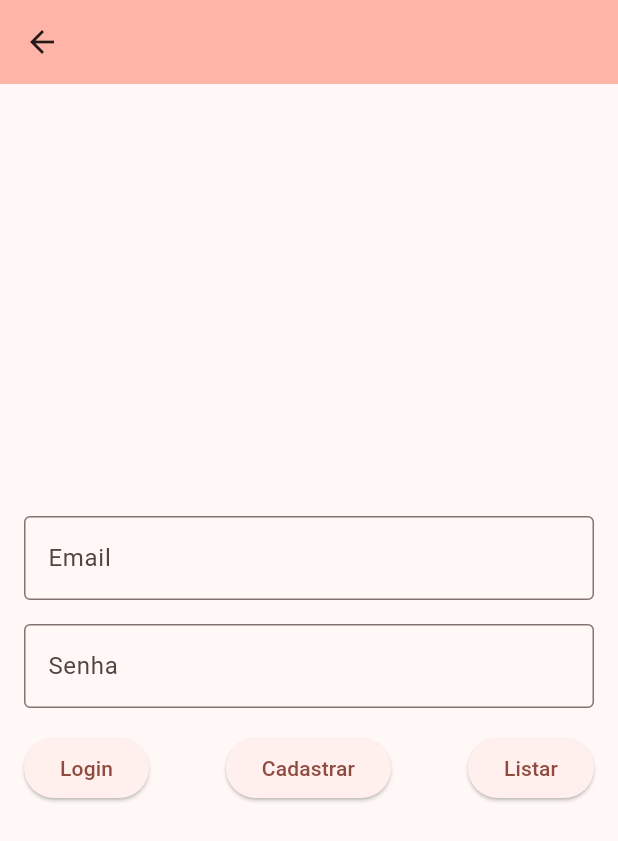
After one commit to guilherme-momolli/controle_patrimonial_mobile, a Flutter app: the screen it shows after launch, after a tap on "Login", on a phone screen of 412 x 824 dp. The commit adds this screen. Shown: the top 841 px of the screen. Run offline on Flutter 3.47's test engine with Material 2 defaults, Android fonts, the phone set to English and light mode, and no system bars; our stand-ins replace dio, font_awesome_flutter; network calls fail.

Commit message:
criação de tela de login e main_home

```diff
--- a/lib/GlobalDioConfig.dart
+++ b/lib/GlobalDioConfig.dart
@@ -4,7 +4,7 @@ class GlobalDioConfig {
   static final Dio _instance = Dio();
 
   static void configureDio() {
-    _instance.options.baseUrl = 'http://192.168.0.116:8080';
+    _instance.options.baseUrl = 'http://192.168.0.117:8080';
     _instance.options.headers["Access-Control-Allow-Origin"] = "*";
     _instance.options.headers["Access-Control-Allow-Credentials"] = true;
     _instance.options.headers["Access-Control-Allow-Headers"] =
--- /dev/null
+++ b/lib/login.dart
@@ -0,0 +1,117 @@
+import 'package:flutter/material.dart';
+import 'package:dio/dio.dart';
+import 'package:controle_patrimonial/GlobalDioConfig.dart';
+
+class LoginScreen extends StatefulWidget {
+  const LoginScreen({Key? key}) : super(key: key);
+
+  @override
+  _LoginScreenState createState() => _LoginScreenState();
+}
+
+class _LoginScreenState extends State<LoginScreen> {
+  final TextEditingController _emailController = TextEditingController();
+  final TextEditingController _senhaController = TextEditingController();
+
+  late Dio _dio;
+
+  @override
+  void initState() {
+    super.initState();
+    _dio = GlobalDioConfig.instance;
+  }
+
+  @override
+  void dispose() {
+    _emailController.dispose();
+    _senhaController.dispose();
+    _dio.close();
+    super.dispose();
+  }
+
+  Future<bool> _login() async {
+    String email = _emailController.text;
+    String senha = _senhaController.text;
+    try {
+      var response = await _dio
+          .post('/usuario/login', data: {'email': email, 'senha': senha});
+      if (response.statusCode == 200) {
+        print('Login bem sucedido.');
+        return true;
+      } else {
+        print('Falha no login: ${response.statusCode}');
+        return false;
+      }
+    } catch (e) {
+      print(e);
+      return false;
+    }
+  }
+
+  @override
+  Widget build(BuildContext context) {
+    return Scaffold(
+      appBar: AppBar(
+        backgroundColor: Theme.of(context).colorScheme.inversePrimary,
+      ),
+      body: Padding(
+        padding: const EdgeInsets.all(16.0),
+        child: Column(
+          mainAxisAlignment: MainAxisAlignment.center,
+          children: <Widget>[
+            TextField(
+              controller: _emailController,
+              decoration: InputDecoration(
+                labelText: 'Email',
+                hintText: 'Digite seu email',
+                border: OutlineInputBorder(),
+              ),
+            ),
+            const SizedBox(height: 16),
+            TextField(
+              controller: _senhaController,
+              decoration: InputDecoration(
+                labelText: 'Senha',
+                hintText: 'Digite sua senha',
+                border: OutlineInputBorder(),
+              ),
+              obscureText: true,
+            ),
+            const SizedBox(height: 16),
+            Row(
+              mainAxisAlignment: MainAxisAlignment.spaceAround,
+              children: [
+                ElevatedButton(
+                  onPressed: () async {
+                    bool loginSuccess = await _login();
+                    if (loginSuccess) {
+                      Navigator.pushNamed(context, '/main_home');
+                    } else {
+                      ScaffoldMessenger.of(context).showSnackBar(
+                          const SnackBar(content: Text('Falha no login')));
+                    }
+                  },
+                  child: const Text('Login'),
+                ),
+                Spacer(),
+                ElevatedButton(
+                  onPressed: () {
+                    Navigator.pushNamed(context, '/create_usuario');
+                  },
+                  child: const Text('Cadastrar'),
+                ),
+                Spacer(), // Adiciona outro Spacer para ocupar o máximo de espaço disponível
+                ElevatedButton(
+                  onPressed: () {
+                    Navigator.pushNamed(context, '/list_usuario');
+                  },
+                  child: const Text('Listar'),
+                ),
+              ],
+            ),
+          ],
+        ),
+      ),
+    );
+  }
+}
--- a/lib/main.dart
+++ b/lib/main.dart
@@ -1,8 +1,9 @@
 import 'package:controle_patrimonial/list_hardware.dart';
 import 'package:controle_patrimonial/list_usuario.dart';
+import 'package:controle_patrimonial/login.dart';
+import 'package:controle_patrimonial/main_home.dart';
 import 'package:controle_patrimonial/update_usuario.dart';
 import 'package:flutter/material.dart';
-import 'package:dio/dio.dart';
 import 'package:controle_patrimonial/create_usuario.dart';
 import 'package:controle_patrimonial/GlobalDioConfig.dart';
 
@@ -19,15 +20,18 @@ class MyApp extends StatelessWidget {
     return MaterialApp(
       title: 'Controle Patrimonial',
       theme: ThemeData(
-        colorScheme: ColorScheme.fromSeed(seedColor: Colors.deepPurple),
+        colorScheme:
+            ColorScheme.fromSeed(seedColor: Color.fromARGB(255, 255, 0, 0)),
         useMaterial3: true,
       ),
       home: const MyHomePage(title: 'Controle Patrimonial'),
       routes: {
+        '/login': (context) => LoginScreen(),
         '/list_usuario': (context) => ListarUsuarioScreen(),
         '/list_hardware': (context) => ListarHardwareScreen(),
         '/create_usuario': (context) => CreateUsuarioScreen(),
-        '/update_usuario': (context) => UpdateUsuarioScreen()
+        '/update_usuario': (context) => UpdateUsuarioScreen(),
+        '/main_home': (context) => MainHomeScreen()
       },
     );
   }
@@ -43,42 +47,9 @@ class MyHomePage extends StatefulWidget {
 }
 
 class _MyHomePageState extends State<MyHomePage> {
-  final TextEditingController _emailController = TextEditingController();
-  final TextEditingController _senhaController = TextEditingController();
-
-  late Dio _dio;
-
   @override
   void initState() {
     super.initState();
-    _dio = GlobalDioConfig.instance;
-  }
-
-  @override
-  void dispose() {
-    _emailController.dispose();
-    _senhaController.dispose();
-    _dio.close();
-    super.dispose();
-  }
-
-  Future<bool> _login() async {
-    String email = _emailController.text;
-    String senha = _senhaController.text;
-    try {
-      var response = await _dio
-          .post('/usuario/login', data: {'email': email, 'senha': senha});
-      if (response.statusCode == 200) {
-        print('Login bem sucedido.');
-        return true;
-      } else {
-        print('Falha no login: ${response.statusCode}');
-        return false;
-      }
-    } catch (e) {
-      print(e);
-      return false;
-    }
   }
 
   @override
@@ -93,50 +64,28 @@ class _MyHomePageState extends State<MyHomePage> {
         child: Column(
           mainAxisAlignment: MainAxisAlignment.center,
           children: <Widget>[
-            TextField(
-              controller: _emailController,
-              decoration: InputDecoration(
-                labelText: 'Email',
-                hintText: 'Digite seu email',
-                border: OutlineInputBorder(),
-              ),
-            ),
-            SizedBox(height: 16),
-            TextField(
-              controller: _senhaController,
-              decoration: InputDecoration(
-                labelText: 'Senha',
-                hintText: 'Digite sua senha',
-                border: OutlineInputBorder(),
-              ),
-              obscureText: true,
-            ),
-            SizedBox(height: 16),
-            ElevatedButton(
-              onPressed: () async {
-                bool loginSuccess = await _login();
-                if (loginSuccess) {
-                  Navigator.pushNamed(context, '/list_hardware');
-                } else {
-                  ScaffoldMessenger.of(context)
-                      .showSnackBar(SnackBar(content: Text('Falha no login')));
-                }
+            Row(
+              mainAxisAlignment: MainAxisAlignment
+                  .spaceEvenly,
+              children: [
+                Expanded(
+                  child: ElevatedButton(
+                    onPressed: () {
+                      Navigator.pushNamed(context, '/login');
                     },
                     child: Text('Login'),
                   ),
-            SizedBox(height: 16),
-            ElevatedButton(
+                ),
+                SizedBox(width: 16),
+                Expanded(
+                  child: ElevatedButton(
                     onPressed: () {
                       Navigator.pushNamed(context, '/create_usuario');
                     },
                     child: Text('Cadastrar'),
                   ),
-            SizedBox(height: 16),
-            ElevatedButton(
-              onPressed: () {
-                Navigator.pushNamed(context, '/list_usuario');
-              },
-              child: Text('Listar'),
+                ),
+              ],
             ),
           ],
         ),
--- a/pubspec.yaml
+++ b/pubspec.yaml
@@ -37,6 +37,7 @@ dependencies:
   cupertino_icons: ^1.0.2
   dio: ^5.2.1+1
   mask_text_input_formatter: ^2.7.0
+  font_awesome_flutter: ^10.7.0
 
 
 dev_dependencies:
```
Also changed, not shown: lib/list_hardware.dart (+13 -1 lines), lib/list_usuario.dart (+5 -3 lines), lib/main_home.dart (added, +83 -0 lines), lib/update_usuario.dart (+3 -4 lines), pubspec.lock. Lines whose indentation alone changed are shown as unchanged.
